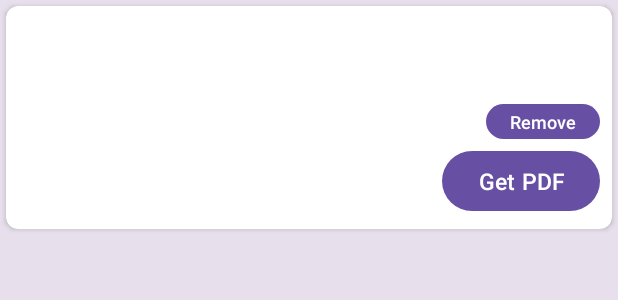
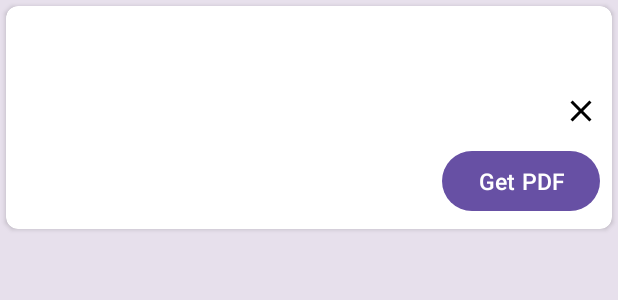
Before and after one commit to osu-cs492-599-w24/flavor-flick, an Android app: the layout recipe_list_entry.xml on its own in the app's theme, with its tools: preview values and no code run, on a phone screen of 412 x 824 dp. Shown: the top 300 px of the screen. Run offline under Robolectric (Android 15) with nearby library versions, the phone set to English and light mode, and no system bars.

Commit message:
changed button

```diff
--- a/app/src/main/java/edu/oregonstate/cs492/finalProject/ui/RecipeListAdapter.kt
+++ b/app/src/main/java/edu/oregonstate/cs492/finalProject/ui/RecipeListAdapter.kt
@@ -46,7 +46,7 @@ class RecipeListAdapter(
         private val youtubeTV: TextView = itemView.findViewById(R.id.tv_videoLink)
         private val sourceTV: TextView = itemView.findViewById(R.id.tv_recipeLink)
         private val generatePDFBtn: Button = itemView.findViewById(R.id.btnGeneratePDF)
-        private val deleteRecipeButton: Button = itemView.findViewById(R.id.recipe_delete_button)
+        private val deleteRecipeButton: ImageButton = itemView.findViewById(R.id.recipe_delete_button)
 
         init {
             deleteRecipeButton.setOnClickListener {
--- a/app/src/main/res/layout/recipe_list_entry.xml
+++ b/app/src/main/res/layout/recipe_list_entry.xml
@@ -87,15 +87,21 @@
 
         </LinearLayout>
 
-        <Button
+
+
+        <ImageButton
             android:id="@+id/recipe_delete_button"
-            android:layout_width="76dp"
-            android:layout_height="31dp"
-            android:padding="0dp"
-            android:text="Remove"
-            android:textSize="12sp"
+            android:layout_width="25dp"
+            android:layout_height="25dp"
+            android:layout_alignParentEnd="true"
+            android:layout_alignParentTop="true"
+            android:backgroundTint="#40FFFFFF"
+            android:padding="2dp"
+            android:src="@drawable/ic_close"
+            android:title="Delete"
+            android:layout_marginBottom="10dp"
             app:layout_constraintBottom_toTopOf="@id/btnGeneratePDF"
-            app:layout_constraintEnd_toEndOf="parent" />
+            app:layout_constraintEnd_toEndOf="parent"/>
 
 
         <Button
```
